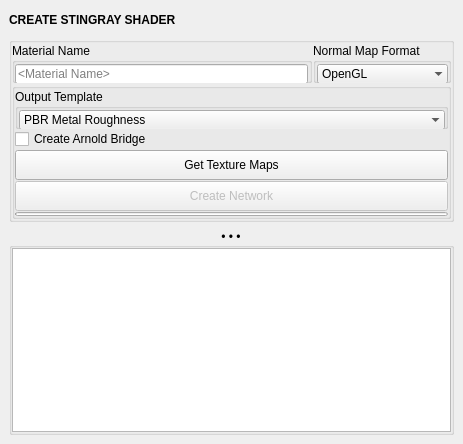
The window that mayatk/mat_utils/stingray_arnold_shader.ui (m3trik/mayatk) describes before a commit, drawn with Qt 5.
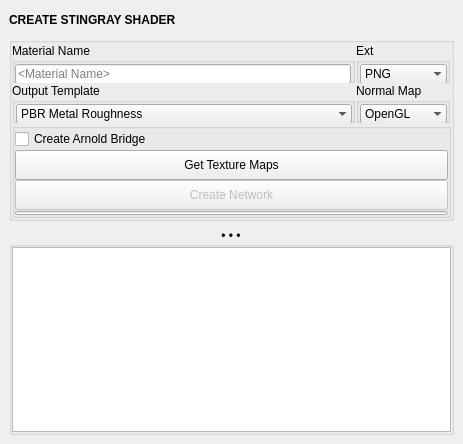
The same window after the commit. Custom widgets are drawn as their Qt base class.

Patch:
```diff
--- a/mayatk/mat_utils/stingray_arnold_shader.ui
+++ b/mayatk/mat_utils/stingray_arnold_shader.ui
@@ -96,28 +96,7 @@
          <property name="verticalSpacing">
           <number>0</number>
          </property>
-         <item row="1" column="0" colspan="3">
-          <widget class="QGroupBox" name="create_network_group">
-           <property name="title">
-            <string/>
-           </property>
-           <layout class="QVBoxLayout" name="verticalLayout_2">
-            <property name="spacing">
-             <number>1</number>
-            </property>
-            <property name="leftMargin">
-             <number>0</number>
-            </property>
-            <property name="topMargin">
-             <number>0</number>
-            </property>
-            <property name="rightMargin">
-             <number>0</number>
-            </property>
-            <property name="bottomMargin">
-             <number>0</number>
-            </property>
-            <item>
+         <item row="1" column="0">
              <widget class="QGroupBox" name="output_template_group">
               <property name="minimumSize">
                <size>
@@ -200,6 +179,27 @@
               </layout>
              </widget>
             </item>
+         <item row="5" column="0" colspan="3">
+          <widget class="QGroupBox" name="create_network_group">
+           <property name="title">
+            <string/>
+           </property>
+           <layout class="QVBoxLayout" name="verticalLayout_2">
+            <property name="spacing">
+             <number>1</number>
+            </property>
+            <property name="leftMargin">
+             <number>0</number>
+            </property>
+            <property name="topMargin">
+             <number>0</number>
+            </property>
+            <property name="rightMargin">
+             <number>0</number>
+            </property>
+            <property name="bottomMargin">
+             <number>0</number>
+            </property>
             <item>
              <widget class="QCheckBox" name="chk000">
               <property name="toolTip">
@@ -291,7 +291,7 @@
            </layout>
           </widget>
          </item>
-         <item row="0" column="0" colspan="2">
+         <item row="0" column="0">
           <widget class="QGroupBox" name="material_name_group">
            <property name="minimumSize">
             <size>
@@ -349,7 +349,110 @@
            </layout>
           </widget>
          </item>
-         <item row="0" column="2">
+         <item row="0" column="1">
+          <widget class="QGroupBox" name="extension_group_2">
+           <property name="minimumSize">
+            <size>
+             <width>0</width>
+             <height>40</height>
+            </size>
+           </property>
+           <property name="maximumSize">
+            <size>
+             <width>16777215</width>
+             <height>40</height>
+            </size>
+           </property>
+           <property name="title">
+            <string>Ext</string>
+           </property>
+           <layout class="QHBoxLayout" name="horizontalLayout_11">
+            <property name="spacing">
+             <number>1</number>
+            </property>
+            <property name="leftMargin">
+             <number>1</number>
+            </property>
+            <property name="topMargin">
+             <number>1</number>
+            </property>
+            <property name="rightMargin">
+             <number>0</number>
+            </property>
+            <property name="bottomMargin">
+             <number>1</number>
+            </property>
+            <item>
+             <widget class="ComboBox" name="cmb003">
+              <property name="minimumSize">
+               <size>
+                <width>0</width>
+                <height>20</height>
+               </size>
+              </property>
+              <property name="maximumSize">
+               <size>
+                <width>999</width>
+                <height>20</height>
+               </size>
+              </property>
+              <property name="toolTip">
+               <string>File type for the output maps.</string>
+              </property>
+              <property name="editable">
+               <bool>false</bool>
+              </property>
+              <property name="maxVisibleItems">
+               <number>30</number>
+              </property>
+              <property name="maxCount">
+               <number>20</number>
+              </property>
+              <property name="insertPolicy">
+               <enum>QComboBox::InsertAtTop</enum>
+              </property>
+              <property name="sizeAdjustPolicy">
+               <enum>QComboBox::AdjustToContents</enum>
+              </property>
+              <property name="frame">
+               <bool>false</bool>
+              </property>
+              <item>
+               <property name="text">
+                <string>PNG</string>
+               </property>
+              </item>
+              <item>
+               <property name="text">
+                <string>JPG</string>
+               </property>
+              </item>
+              <item>
+               <property name="text">
+                <string>BMP</string>
+               </property>
+              </item>
+              <item>
+               <property name="text">
+                <string>TGA</string>
+               </property>
+              </item>
+              <item>
+               <property name="text">
+                <string>TIFF</string>
+               </property>
+              </item>
+              <item>
+               <property name="text">
+                <string>GIF</string>
+               </property>
+              </item>
+             </widget>
+            </item>
+           </layout>
+          </widget>
+         </item>
+         <item row="1" column="1">
           <widget class="QGroupBox" name="normal_output_group">
            <property name="minimumSize">
             <size>
@@ -364,7 +467,7 @@
             </size>
            </property>
            <property name="title">
-            <string>Normal Map Format</string>
+            <string>Normal Map</string>
            </property>
            <layout class="QHBoxLayout" name="horizontalLayout_7">
             <property name="spacing">
```
Lines whose indentation alone changed are shown as unchanged.
